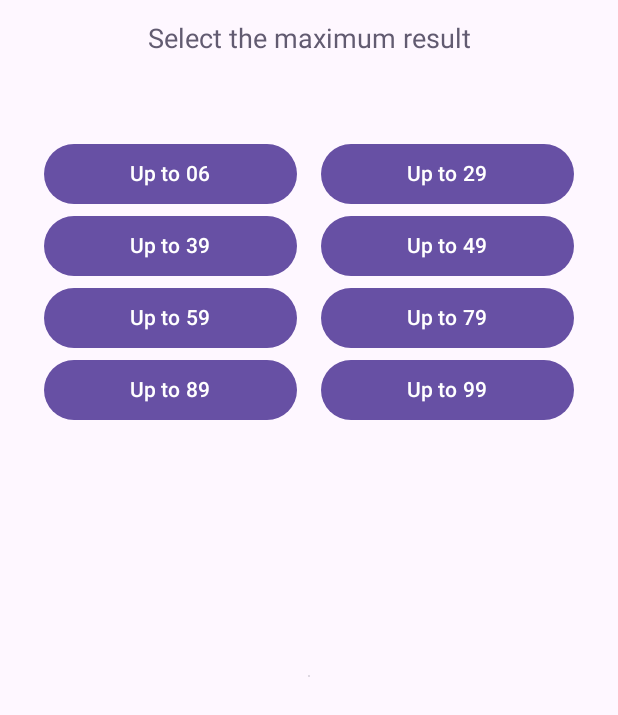
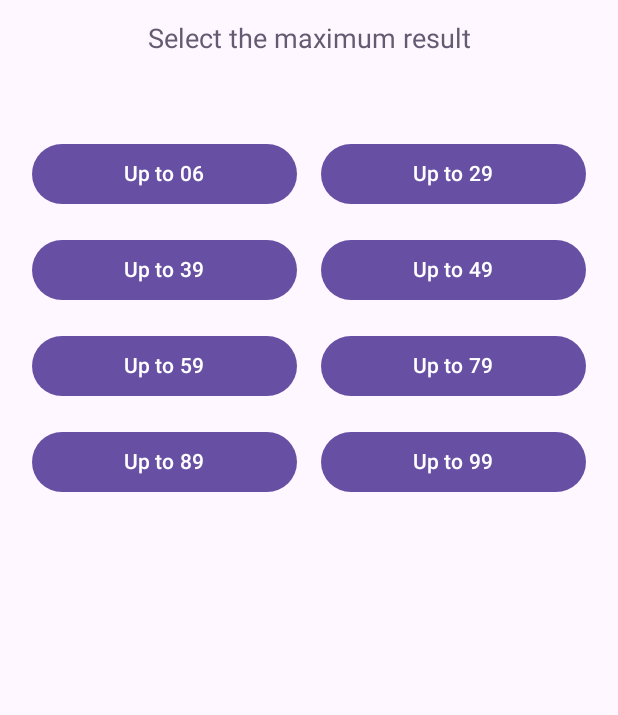
Before and after one commit to pointofStudio/Randomizer, an Android app built with Jetpack Compose: the @Preview function App, on a phone screen of 412 x 824 dp, the part 521-1236 px from its top. Run offline under Robolectric (Android 15) with nearby library versions, the phone set to English and light mode, and no system bars.

Commit message:
Fixed bug, fixed translations

```diff
--- a/app/build.gradle.kts
+++ b/app/build.gradle.kts
@@ -17,7 +17,7 @@ android {
         minSdk = 24
         targetSdk = 35
         versionCode = 3
-        versionName = "3.0"
+        versionName = "3.1"
 
         testInstrumentationRunner = "androidx.test.runner.AndroidJUnitRunner"
     }
--- a/app/src/main/java/com/pointOf/randomizer/MainActivity.kt
+++ b/app/src/main/java/com/pointOf/randomizer/MainActivity.kt
@@ -1,8 +1,9 @@
+@file:Suppress("UNUSED_VARIABLE")
+
 package com.pointOf.randomizer
 
 
 import android.os.Bundle
-import android.widget.Button
 import androidx.activity.ComponentActivity
 import androidx.activity.compose.setContent
 import androidx.activity.enableEdgeToEdge
@@ -16,14 +17,11 @@ import androidx.compose.foundation.layout.fillMaxHeight
 import androidx.compose.foundation.layout.fillMaxSize
 import androidx.compose.foundation.layout.fillMaxWidth
 import androidx.compose.foundation.layout.height
-import androidx.compose.foundation.layout.heightIn
 import androidx.compose.foundation.layout.padding
 import androidx.compose.foundation.layout.width
 import androidx.compose.material3.Button
-import androidx.compose.material3.ButtonColors
 import androidx.compose.material3.CenterAlignedTopAppBar
 import androidx.compose.material3.ExperimentalMaterial3Api
-import androidx.compose.material3.Icon
 import androidx.compose.material3.MaterialTheme
 import androidx.compose.material3.OutlinedButton
 import androidx.compose.material3.Scaffold
@@ -35,7 +33,6 @@ import androidx.compose.runtime.LaunchedEffect
 import androidx.compose.ui.Alignment
 import androidx.compose.ui.Modifier
 import androidx.compose.ui.graphics.Color
-import androidx.compose.ui.layout.ContentScale
 import androidx.compose.ui.platform.LocalConfiguration
 import androidx.compose.ui.res.painterResource
 import androidx.compose.ui.res.stringResource
@@ -159,92 +156,93 @@ fun App(){
                 Spacer(modifier = Modifier.height(55.dp))
                 Column(
                     modifier = Modifier
-                        .fillMaxWidth() // Make the Column fill the width
-                        .padding(horizontal = 24.dp) // Add horizontal padding
+                        .fillMaxWidth()
+                        .padding(horizontal = 16.dp),
+                    verticalArrangement = Arrangement.spacedBy(16.dp)
                 ) {
                     Row(
-                        modifier = Modifier.fillMaxWidth()
+                        modifier = Modifier.fillMaxWidth(),
+                        horizontalArrangement = Arrangement.spacedBy(16.dp)
                     ) {
                         Button(
                             onClick = { AppRouter.navigateTo(Screen.SixFaces) },
-                            modifier = Modifier.weight(1f) // Make the Button fill the width
+                            modifier = Modifier.weight(1f)
                         ) {
                             Text(stringResource(R.string.sixfaces))
                         }
-                        Spacer(modifier = Modifier.width(16.dp)) // Add space between buttons
                         Button(
                             onClick = { AppRouter.navigateTo(Screen.Ventinove) },
-                            modifier = Modifier.weight(1f) // Make the Button fill the width
+                            modifier = Modifier.weight(1f)
                         ) {
                             Text(stringResource(R.string.ventinovefaces))
                         }
                     }
-                    Spacer(modifier = Modifier.width(16.dp))
+
                     Row(
-                        modifier = Modifier.fillMaxWidth()
+                        modifier = Modifier.fillMaxWidth(),
+                        horizontalArrangement = Arrangement.spacedBy(16.dp)
                     ) {
                         Button(
                             onClick = { AppRouter.navigateTo(Screen.Trentanove) },
-                            modifier = Modifier.weight(1f) // Make the Button fill the width
+                            modifier = Modifier.weight(1f)
                         ) {
                             Text(stringResource(R.string.trentanovefaces))
                         }
-                        Spacer(modifier = Modifier.width(16.dp)) // Add space between buttons
                         Button(
                             onClick = { AppRouter.navigateTo(Screen.Quarantanove) },
-                            modifier = Modifier.weight(1f) // Make the Button fill the width
+                            modifier = Modifier.weight(1f)
                         ) {
                             Text(stringResource(R.string.quarantanovefaces))
                         }
                     }
-                    Spacer(modifier = Modifier.width(16.dp))
+
                     Row(
-                        modifier = Modifier.fillMaxWidth()
+                        modifier = Modifier.fillMaxWidth(),
+                        horizontalArrangement = Arrangement.spacedBy(16.dp)
                     ) {
                         Button(
                             onClick = { AppRouter.navigateTo(Screen.Cinquantanove) },
-                            modifier = Modifier.weight(1f) // Make the Button fill the width
+                            modifier = Modifier.weight(1f)
                         ) {
                             Text(stringResource(R.string.cinquantanovefaces))
                         }
-                        Spacer(modifier = Modifier.width(16.dp)) // Add space between buttons
                         Button(
                             onClick = { AppRouter.navigateTo(Screen.Settantanove) },
-                            modifier = Modifier.weight(1f) // Make the Button fill the width
+                            modifier = Modifier.weight(1f)
                         ) {
                             Text(stringResource(R.string.settantanovefaces))
                         }
                     }
-                    Spacer(modifier = Modifier.width(16.dp))
+
                     Row(
-                        modifier = Modifier.fillMaxWidth()
+                        modifier = Modifier.fillMaxWidth(),
+                        horizontalArrangement = Arrangement.spacedBy(16.dp)
                     ) {
                         Button(
                             onClick = { AppRouter.navigateTo(Screen.Ottantanove) },
-                            modifier = Modifier.weight(1f) // Make the Button fill the width
+                            modifier = Modifier.weight(1f)
                         ) {
                             Text(stringResource(R.string.ottantanovefaces))
                         }
-                        Spacer(modifier = Modifier.width(16.dp)) // Add space between buttons
                         Button(
                             onClick = { AppRouter.navigateTo(Screen.Novantanove) },
-                            modifier = Modifier.weight(1f) // Make the Button fill the width
+                            modifier = Modifier.weight(1f)
                         ) {
                             Text(stringResource(R.string.novantanovefaces))
                         }
                     }
                 }
+                }
 
             }
-            Column (verticalArrangement = Arrangement.Bottom, horizontalAlignment = Alignment.CenterHorizontally){
-                CrashButtonScreen()
-                Spacer(modifier = Modifier.height(25.dp))
-            }
+        Column (verticalArrangement = Arrangement.Bottom, horizontalAlignment = Alignment.CenterHorizontally){
+            CrashButtonScreen()
+            Spacer(modifier = Modifier.height(25.dp))
+        }
 
-        }
     }
+}
 
-}
 
 
 @Composable
```
Also changed, not shown: 4 other files.
